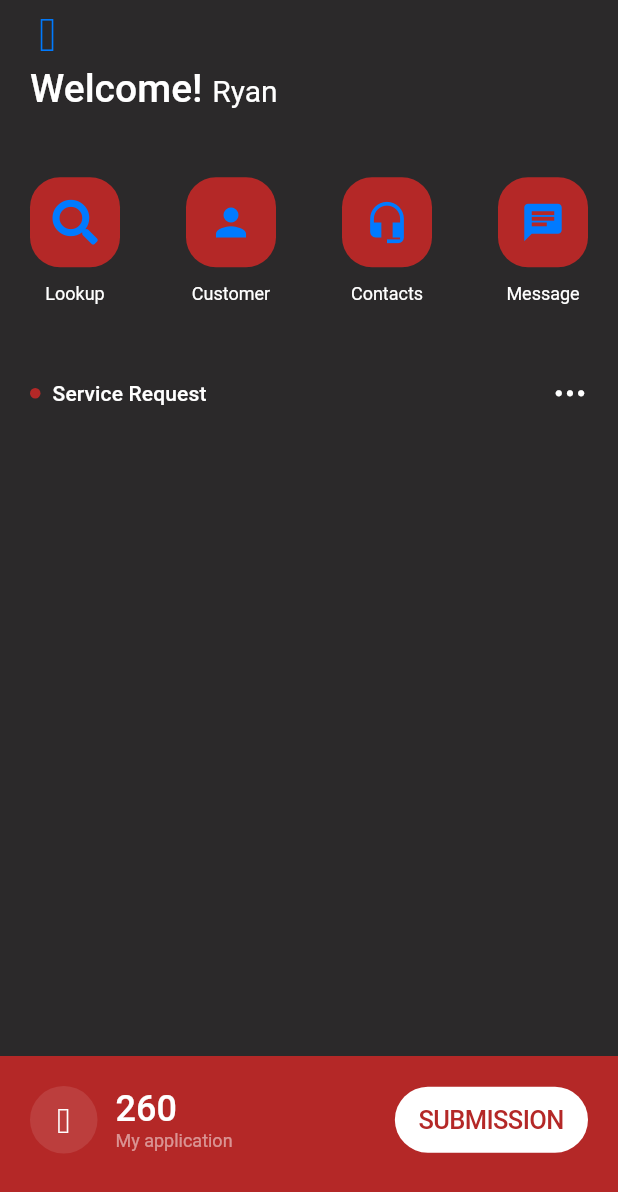
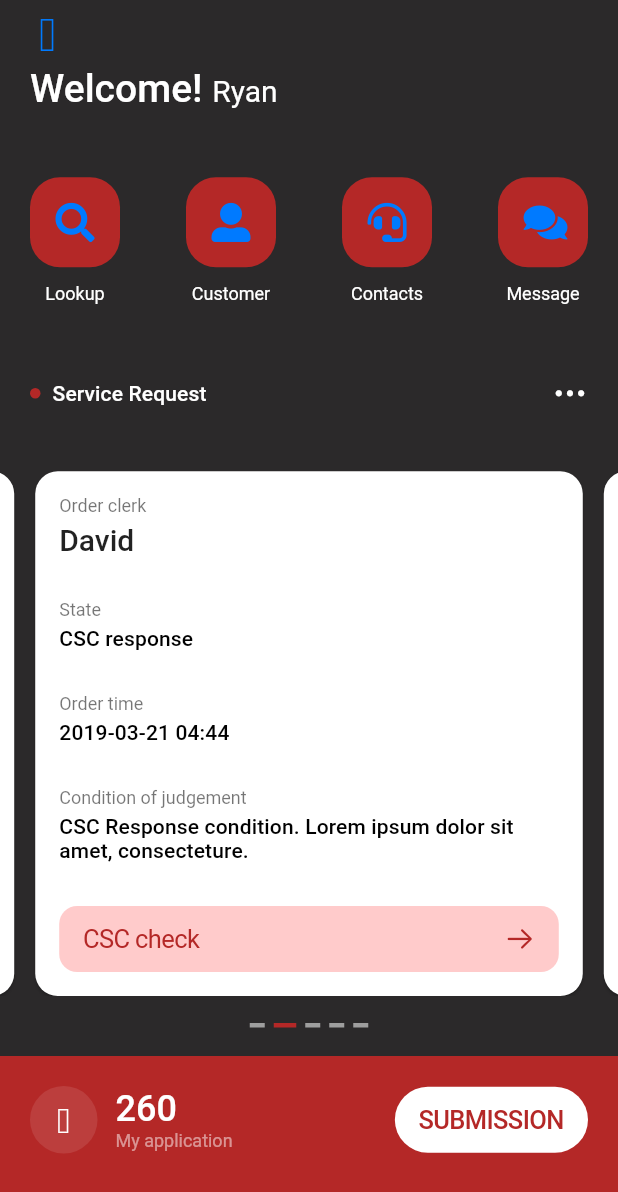
Before and after one commit to GaboBrandX/flutter_challenge_1, a Flutter app: the screen it shows after launch, on a phone screen of 412 x 824 dp. Shown: the top 1192 px of the screen. Run offline on Flutter 3.47's test engine with Material 2 defaults, Android fonts, the phone set to English and light mode, and no system bars; our stand-ins replace font_awesome_flutter.

Commit message:
PageView implementation.

```diff
--- a/lib/home_page.dart
+++ b/lib/home_page.dart
@@ -1,8 +1,10 @@
 import 'package:flutter/cupertino.dart';
 import 'package:flutter/material.dart';
 import 'package:flutter/services.dart';
+import 'package:wg_by_sarah_d/widgets/page_view_card.dart';
 import 'package:wg_by_sarah_d/widgets/square_button.dart';
 import 'package:font_awesome_flutter/font_awesome_flutter.dart';
+import 'package:wg_by_sarah_d/widgets/tracking_lines.dart';
 
 class HomePage extends StatefulWidget {
   @override
@@ -10,9 +12,18 @@ class HomePage extends StatefulWidget {
 }
 
 class _HomePageState extends State<HomePage> {
+  int _currentIndex = 1;
+  PageController _pageController = PageController(
+    viewportFraction: 0.92,
+    initialPage: 1,
+  );
+
   @override
   void initState() {
     SystemChrome.setSystemUIOverlayStyle(SystemUiOverlayStyle(statusBarColor: Colors.transparent));
+    _pageController.addListener(() {
+      setState(() => _currentIndex = _pageController.page.round());
+    });
     super.initState();
   }
 
@@ -71,15 +82,15 @@ class _HomePageState extends State<HomePage> {
                           label: 'Lookup',
                         ),
                         SquareButton(
-                          icon: Icon(Icons.person),
+                          icon: Icon(FontAwesomeIcons.userAlt),
                           label: 'Customer',
                         ),
                         SquareButton(
-                          icon: Icon(Icons.headset_mic),
+                          icon: Icon(FontAwesomeIcons.headset),
                           label: 'Contacts',
                         ),
                         SquareButton(
-                          icon: Icon(Icons.chat),
+                          icon: Icon(FontAwesomeIcons.solidComments),
                           label: 'Message',
                         ),
                       ],
@@ -125,7 +136,34 @@ class _HomePageState extends State<HomePage> {
             left: 0.0,
             right: 0.0,
             child: Container(
-              height: MediaQuery.of(context).size.height / 1.8,
+              height: MediaQuery.of(context).size.height / 1.8 - 68.0,
+              child: Stack(
+                children: <Widget>[
+                  Padding(
+                    padding: const EdgeInsets.only(bottom: 40.0),
+                    child: PageView(
+                      controller: _pageController,
+                      children: <Widget>[
+                        PageViewCard(),
+                        PageViewCard(),
+                        PageViewCard(),
+                        PageViewCard(),
+                        PageViewCard(),
+                      ],
+                    ),
+                  ),
+                  Align(
+                    alignment: Alignment.bottomCenter,
+                    child: Padding(
+                      padding: const EdgeInsets.only(bottom: 16.0),
+                      child: TrackingLines(
+                        length: 5,
+                        currentIndex: _currentIndex,
+                      ),
+                    ),
+                  ),
+                ],
+              ),
             ),
           ),
           Positioned(
--- /dev/null
+++ b/lib/widgets/page_view_card.dart
@@ -0,0 +1,70 @@
+import 'package:flutter/cupertino.dart';
+import 'package:flutter/material.dart';
+import 'package:wg_by_sarah_d/widgets/page_view_card_list_tile.dart';
+
+class PageViewCard extends StatelessWidget {
+  @override
+  Widget build(BuildContext context) {
+    return Padding(
+      padding: const EdgeInsets.symmetric(horizontal: 7.0),
+      child: Card(
+        shape: RoundedRectangleBorder(
+          borderRadius: BorderRadius.circular(15.0),
+        ),
+        margin: EdgeInsets.zero,
+        child: Padding(
+          padding: const EdgeInsets.all(16.0),
+          child: Column(
+            crossAxisAlignment: CrossAxisAlignment.start,
+            mainAxisAlignment: MainAxisAlignment.spaceBetween,
+            children: <Widget>[
+              PageViewCardListTile(
+                title: 'Order clerk',
+                content: 'David',
+                biggerContent: true,
+              ),
+              PageViewCardListTile(
+                title: 'State',
+                content: 'CSC response',
+              ),
+              PageViewCardListTile(
+                title: 'Order time',
+                content: '2019-03-21 04:44',
+              ),
+              PageViewCardListTile(
+                title: 'Condition of judgement',
+                content: 'CSC Response condition. Lorem ipsum dolor sit amet, consecteture.',
+              ),
+              SizedBox(
+                child: CupertinoButton(
+                  padding: const EdgeInsets.symmetric(horizontal: 16.0),
+                  child: Row(
+                    mainAxisSize: MainAxisSize.max,
+                    children: <Widget>[
+                      Text(
+                        'CSC check',
+                        style: TextStyle(
+                          color: Color(0xFFB42827),
+                        ),
+                      ),
+                      Expanded(child: SizedBox()),
+                      RotatedBox(
+                        quarterTurns: 3,
+                        child: Icon(
+                          CupertinoIcons.down_arrow,
+                          color: Color(0xFFB42827),
+                        ),
+                      ),
+                    ],
+                  ),
+                  color: Colors.redAccent.withOpacity(0.3),
+                  onPressed: () {},
+                ),
+              )
+            ],
+          ),
+        ),
+      ),
+    );
+  }
+}
--- /dev/null
+++ b/lib/widgets/page_view_card_list_tile.dart
@@ -0,0 +1,35 @@
+import 'package:flutter/material.dart';
+
+class PageViewCardListTile extends StatelessWidget {
+  final String title;
+  final String content;
+  final bool biggerContent;
+
+  PageViewCardListTile({
+    @required this.title,
+    @required this.content,
+    this.biggerContent = false,
+  })  : assert(title != null),
+        assert(content != null);
+
+  @override
+  Widget build(BuildContext context) {
+    return Column(
+      mainAxisSize: MainAxisSize.min,
+      crossAxisAlignment: CrossAxisAlignment.start,
+      children: [
+        Text(
+          title,
+          style: Theme.of(context).textTheme.caption,
+        ),
+        SizedBox(
+          height: 4.0,
+        ),
+        Text(
+          content,
+          style: biggerContent ? Theme.of(context).textTheme.title : Theme.of(context).textTheme.subtitle,
+        ),
+      ],
+    );
+  }
+}
--- a/lib/widgets/square_button.dart
+++ b/lib/widgets/square_button.dart
@@ -24,7 +24,7 @@ class SquareButton extends StatelessWidget {
             borderRadius: BorderRadius.circular(20.0),
             onPressed: () {},
             color: Color(0xFFB42827),
-            child: Icon(icon.icon, size: 30.0,),
+            child: Icon(icon.icon, size: 26.0,),
           ),
         ),
         SizedBox(
--- /dev/null
+++ b/lib/widgets/tracking_lines.dart
@@ -0,0 +1,29 @@
+import 'package:flutter/material.dart';
+
+class TrackingLines extends StatelessWidget {
+  final int length;
+  final int currentIndex;
+
+  TrackingLines({
+    @required this.length,
+    @required this.currentIndex,
+  })  : assert(length != null && length > 0),
+        assert(currentIndex != null && currentIndex < length);
+
+  @override
+  Widget build(BuildContext context) {
+    return Row(
+      mainAxisSize: MainAxisSize.min,
+      children: List.generate(length, (index) {
+        return Padding(
+          padding: const EdgeInsets.all(3.0),
+          child: Container(
+            width: currentIndex == index ? 15.0 : 10.0,
+            height: 3.0,
+            color: currentIndex == index ? Color(0xFFB42827) : Colors.grey,
+          ),
+        );
+      }),
+    );
+  }
+}
```
